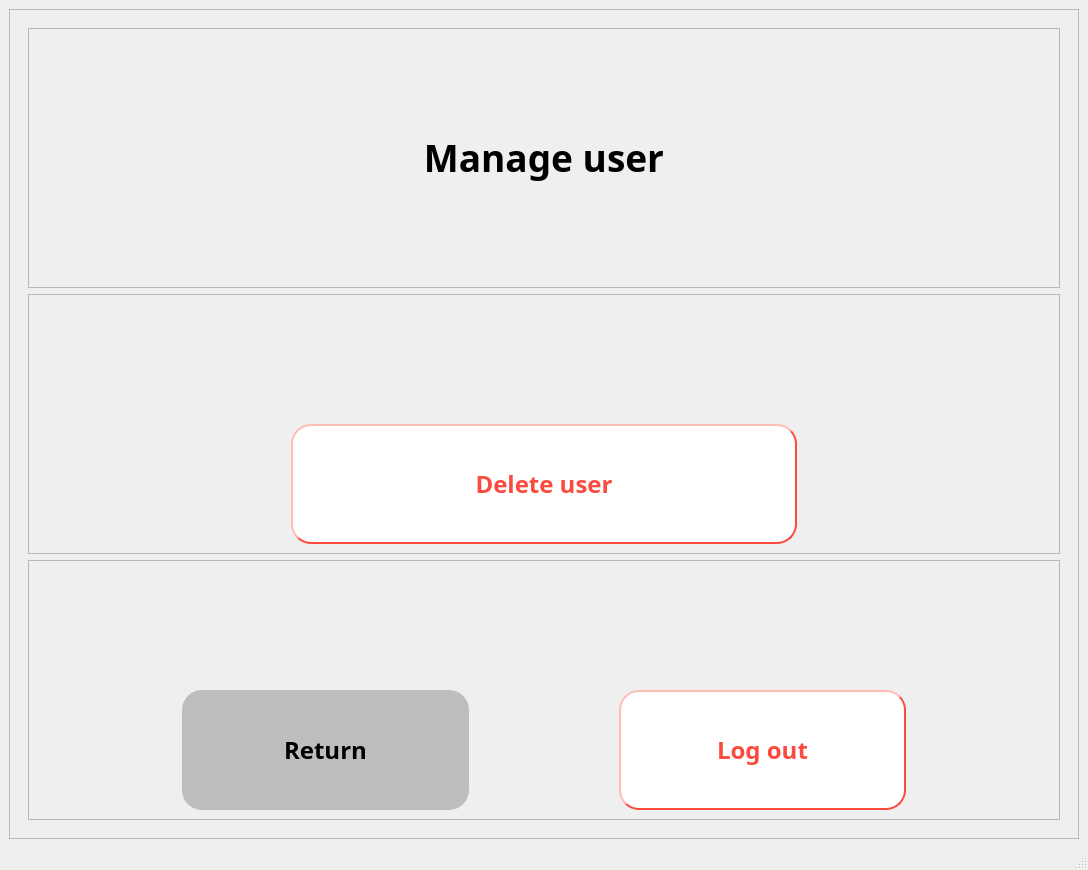
Above: spacer_design.ui from SE-PROJ-MEMBER/SE-PROJ before the change. Below: the same form after it.
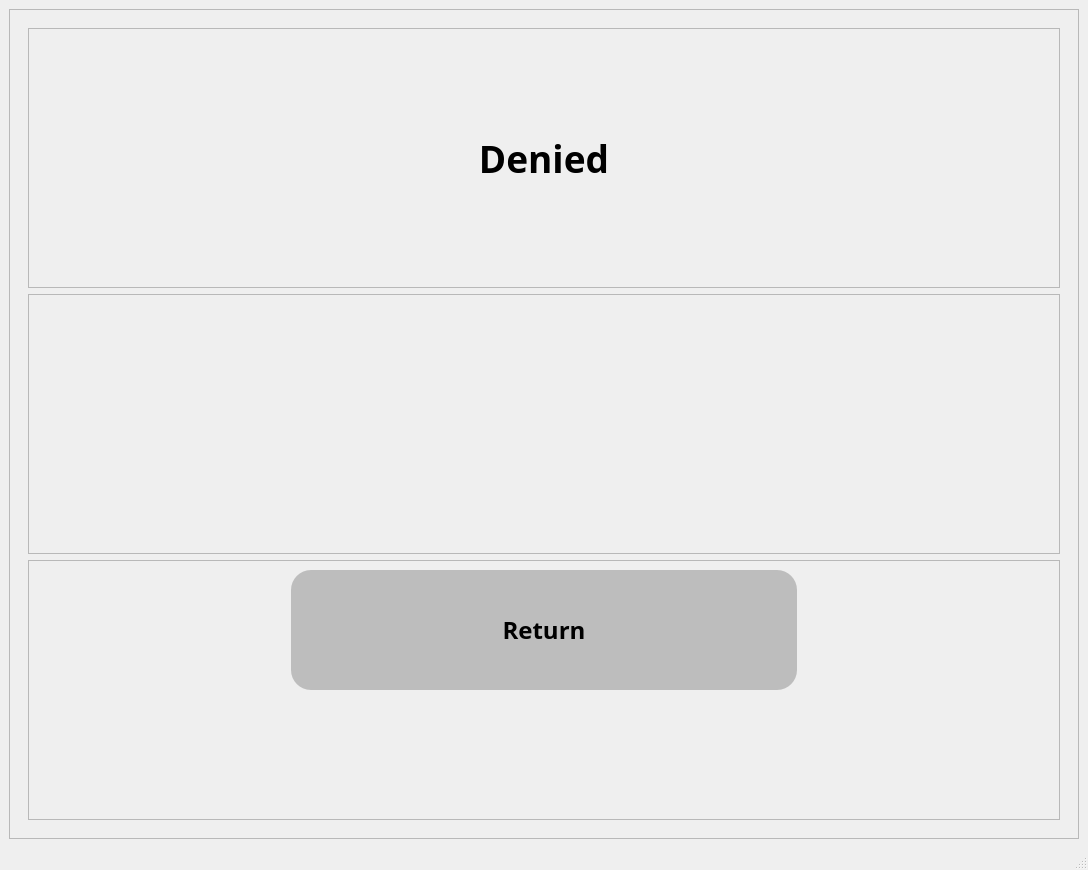
That is the form after the change. The open tabs and pages were chosen to show the change.

Commit message: 说明更新，页面逻辑优化，add pages

```diff
--- a/spacer_design.ui
+++ b/spacer_design.ui
@@ -5295,11 +5295,14 @@
                  </property>
                  <layout class="QGridLayout" name="gridLayout_120">
                   <item row="0" column="0">
-                   <layout class="QGridLayout" name="gridLayout_119" columnstretch="1,2,1">
-                    <item row="1" column="2">
-                     <spacer name="horizontalSpacer_88">
-                      <property name="orientation">
-                       <enum>Qt::Horizontal</enum>
+                   <layout class="QGridLayout" name="gridLayout_119" columnstretch="2,4,2,4,2">
+                    <item row="1" column="3">
+                     <widget class="QPushButton" name="to_add_user_page">
+                      <property name="sizePolicy">
+                       <sizepolicy hsizetype="Minimum" vsizetype="Expanding">
+                        <horstretch>0</horstretch>
+                        <verstretch>0</verstretch>
+                       </sizepolicy>
                       </property>
                       <property name="sizeHint" stdset="0">
                        <size>
@@ -5307,7 +5310,13 @@
                         <height>20</height>
                        </size>
                       </property>
-                     </spacer>
+                      <property name="styleSheet">
+                       <string notr="true">QPushButton{background-color: rgb(0, 119, 237); border-radius:20px; color:rgb(255,255,255);}</string>
+                      </property>
+                      <property name="text">
+                       <string>Add</string>
+                      </property>
+                     </widget>
                     </item>
                     <item row="1" column="0">
                      <spacer name="horizontalSpacer_87">
@@ -5322,6 +5331,32 @@
                       </property>
                      </spacer>
                     </item>
+                    <item row="0" column="1">
+                     <spacer name="verticalSpacer_50">
+                      <property name="orientation">
+                       <enum>Qt::Vertical</enum>
+                      </property>
+                      <property name="sizeHint" stdset="0">
+                       <size>
+                        <width>20</width>
+                        <height>40</height>
+                       </size>
+                      </property>
+                     </spacer>
+                    </item>
+                    <item row="1" column="4">
+                     <spacer name="horizontalSpacer_88">
+                      <property name="orientation">
+                       <enum>Qt::Horizontal</enum>
+                      </property>
+                      <property name="sizeHint" stdset="0">
+                       <size>
+                        <width>40</width>
+                        <height>20</height>
+                       </size>
+                      </property>
+                     </spacer>
+                    </item>
                     <item row="1" column="1">
                      <widget class="QPushButton" name="delete_user_to_op_su_page">
                       <property name="sizePolicy">
@@ -5346,15 +5381,15 @@
                       </property>
                      </widget>
                     </item>
-                    <item row="0" column="1">
-                     <spacer name="verticalSpacer_50">
+                    <item row="1" column="2">
+                     <spacer name="horizontalSpacer_94">
                       <property name="orientation">
-                       <enum>Qt::Vertical</enum>
+                       <enum>Qt::Horizontal</enum>
                       </property>
                       <property name="sizeHint" stdset="0">
                        <size>
-                        <width>20</width>
-                        <height>40</height>
+                        <width>40</width>
+                        <height>20</height>
                        </size>
                       </property>
                      </spacer>
@@ -5481,6 +5516,181 @@
              </item>
             </layout>
            </widget>
+           <widget class="QWidget" name="op_fa_page21">
+            <layout class="QVBoxLayout" name="verticalLayout_38">
+             <item>
+              <layout class="QVBoxLayout" name="verticalLayout_37" stretch="1,1,1">
+               <item>
+                <widget class="QFrame" name="frame_61">
+                 <property name="frameShape">
+                  <enum>QFrame::StyledPanel</enum>
+                 </property>
+                 <property name="frameShadow">
+                  <enum>QFrame::Raised</enum>
+                 </property>
+                 <layout class="QGridLayout" name="gridLayout_128">
+                  <item row="0" column="0">
+                   <layout class="QGridLayout" name="gridLayout_127">
+                    <item row="0" column="0">
+                     <widget class="QLabel" name="label_57">
+                      <property name="font">
+                       <font>
+                        <family>Bahnschrift SemiBold</family>
+                        <pointsize>28</pointsize>
+                        <weight>75</weight>
+                        <bold>true</bold>
+                       </font>
+                      </property>
+                      <property name="text">
+                       <string>Denied</string>
+                      </property>
+                      <property name="alignment">
+                       <set>Qt::AlignCenter</set>
+                      </property>
+                     </widget>
+                    </item>
+                   </layout>
+                  </item>
+                 </layout>
+                </widget>
+               </item>
+               <item>
+                <widget class="QFrame" name="frame_60">
+                 <property name="frameShape">
+                  <enum>QFrame::StyledPanel</enum>
+                 </property>
+                 <property name="frameShadow">
+                  <enum>QFrame::Raised</enum>
+                 </property>
+                 <layout class="QGridLayout" name="gridLayout_124">
+                  <item row="0" column="0">
+                   <layout class="QGridLayout" name="gridLayout_123" columnstretch="1,3,1">
+                    <item row="0" column="0">
+                     <spacer name="horizontalSpacer_89">
+                      <property name="orientation">
+                       <enum>Qt::Horizontal</enum>
+                      </property>
+                      <property name="sizeHint" stdset="0">
+                       <size>
+                        <width>40</width>
+                        <height>20</height>
+                       </size>
+                      </property>
+                     </spacer>
+                    </item>
+                    <item row="0" column="1">
+                     <widget class="QTextBrowser" name="reason">
+                      <property name="font">
+                       <font>
+                        <family>Bahnschrift SemiBold</family>
+                        <pointsize>18</pointsize>
+                        <weight>75</weight>
+                        <bold>true</bold>
+                       </font>
+                      </property>
+                      <property name="styleSheet">
+                       <string notr="true">QTextBrowser{background-color: rgb(0, 119, 237,0); border-radius:20px; color:rgb(255,255,255);}</string>
+                      </property>
+                     </widget>
+                    </item>
+                    <item row="0" column="2">
+                     <spacer name="horizontalSpacer_90">
+                      <property name="orientation">
+                       <enum>Qt::Horizontal</enum>
+                      </property>
+                      <property name="sizeHint" stdset="0">
+                       <size>
+                        <width>40</width>
+                        <height>20</height>
+                       </size>
+                      </property>
+                     </spacer>
+                    </item>
+                   </layout>
+                  </item>
+                 </layout>
+                </widget>
+               </item>
+               <item>
+                <widget class="QFrame" name="frame_59">
+                 <property name="frameShape">
+                  <enum>QFrame::StyledPanel</enum>
+                 </property>
+                 <property name="frameShadow">
+                  <enum>QFrame::Raised</enum>
+                 </property>
+                 <layout class="QGridLayout" name="gridLayout_126">
+                  <item row="0" column="0">
+                   <layout class="QGridLayout" name="gridLayout_125" columnstretch="1,2,1">
+                    <item row="0" column="0">
+                     <spacer name="horizontalSpacer_91">
+                      <property name="orientation">
+                       <enum>Qt::Horizontal</enum>
+                      </property>
+                      <property name="sizeHint" stdset="0">
+                       <size>
+                        <width>40</width>
+                        <height>20</height>
+                       </size>
+                      </property>
+                     </spacer>
+                    </item>
+                    <item row="0" column="1">
+                     <widget class="QPushButton" name="to_pre_page_2">
+                      <property name="sizePolicy">
+                       <sizepolicy hsizetype="Minimum" vsizetype="Expanding">
+                        <horstretch>0</horstretch>
+                        <verstretch>0</verstretch>
+                       </sizepolicy>
+                      </property>
+                      <property name="font">
+                       <font>
+                        <family>Bahnschrift SemiBold</family>
+                        <pointsize>18</pointsize>
+                        <weight>75</weight>
+                        <bold>true</bold>
+                       </font>
+                      </property>
+                      <property name="text">
+                       <string>Return</string>
+                      </property>
+                     </widget>
+                    </item>
+                    <item row="0" column="2">
+                     <spacer name="horizontalSpacer_92">
+                      <property name="orientation">
+                       <enum>Qt::Horizontal</enum>
+                      </property>
+                      <property name="sizeHint" stdset="0">
+                       <size>
+                        <width>40</width>
+                        <height>20</height>
+                       </size>
+                      </property>
+                     </spacer>
+                    </item>
+                    <item row="1" column="1">
+                     <spacer name="verticalSpacer_52">
+                      <property name="orientation">
+                       <enum>Qt::Vertical</enum>
+                      </property>
+                      <property name="sizeHint" stdset="0">
+                       <size>
+                        <width>20</width>
+                        <height>40</height>
+                       </size>
+                      </property>
+                     </spacer>
+                    </item>
+                   </layout>
+                  </item>
+                 </layout>
+                </widget>
+               </item>
+              </layout>
+             </item>
+            </layout>
+           </widget>
           </widget>
          </item>
         </layout>
```
Left out of the diff: 81 changed lines with no effect on the pictures. The commit also changes 1 other file.
